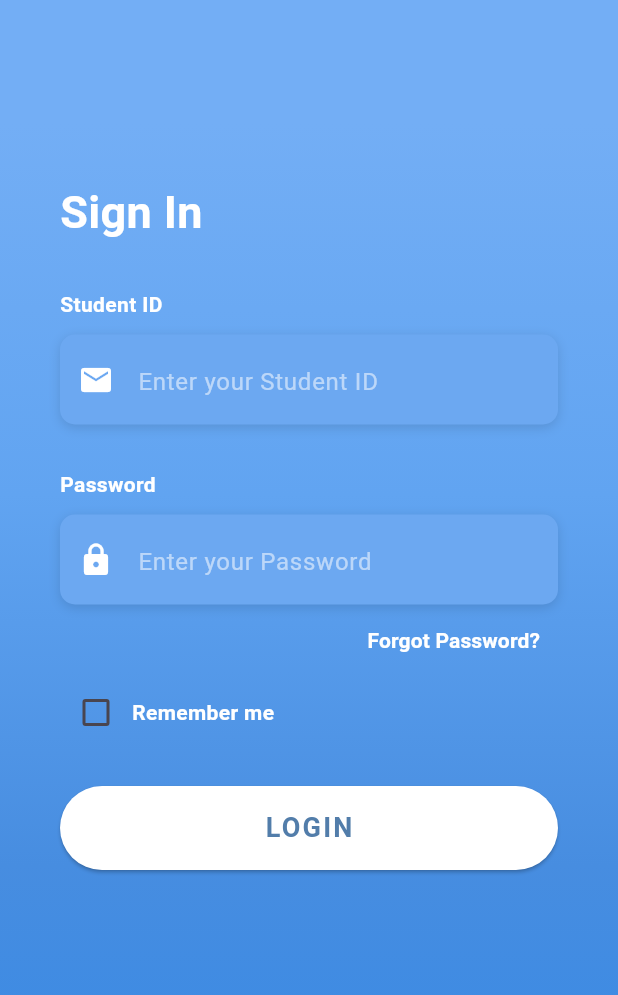
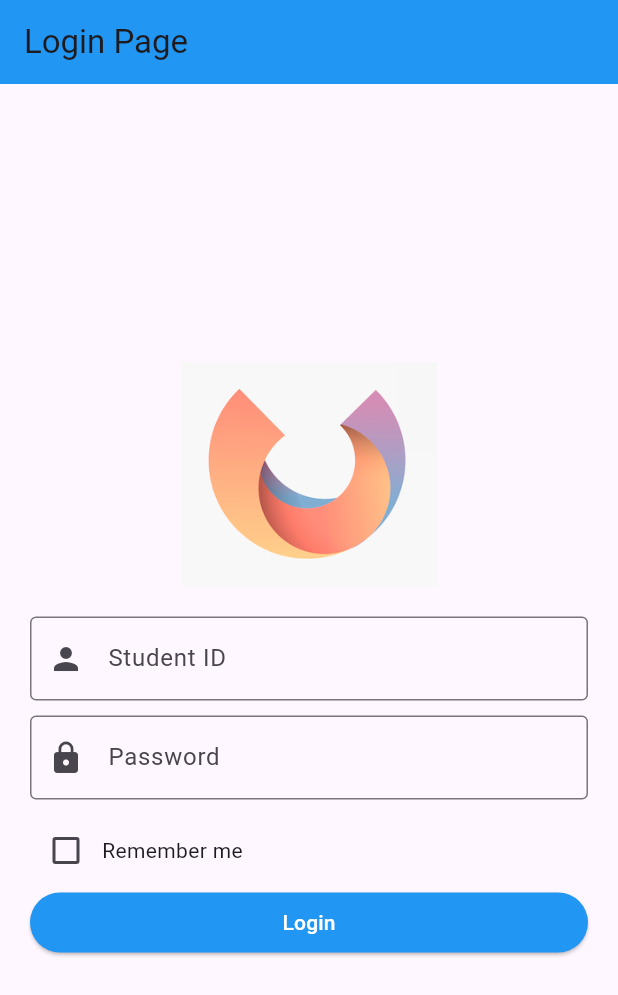
Before and after one commit to kimgukmin-99/flutter-academic-management, a Flutter app: the screen it shows after launch, on a phone screen of 412 x 824 dp. Shown: the top 995 px of the screen. Run offline on Flutter 3.47's test engine with Material 3 defaults, Android fonts, the phone set to English and light mode, and no system bars; Roboto replaces fonts that are missing (OpenSans).

```diff
--- a/lib/main.dart
+++ b/lib/main.dart
@@ -10,7 +10,10 @@ class MyApp extends StatelessWidget {
     return MaterialApp(
       title: 'Academic Management Login',
       debugShowCheckedModeBanner: false,
-      home: LoginScreen(),
+      theme: ThemeData(
+        primaryColor: Colors.blue,
+      ),
+      home: LoginPage(),
     );
   }
 }
--- a/lib/screens/login_screen.dart
+++ b/lib/screens/login_screen.dart
@@ -3,207 +3,93 @@ import 'package:flutter/services.dart';
 import 'package:academic_management/utilities/constants.dart';
 import 'package:academic_management/screens/main_screen.dart';
 
-class LoginScreen extends StatefulWidget {
+class LoginPage extends StatefulWidget {
   @override
-  _LoginScreenState createState() => _LoginScreenState();
+  _LoginPageState createState() => _LoginPageState();
 }
 
-class _LoginScreenState extends State<LoginScreen> {
+class _LoginPageState extends State<LoginPage> {
+  final _formKey = GlobalKey<FormState>();
+  String _studentId = '';
+  String _password = '';
   bool _rememberMe = false;
 
-  Widget _buildEmailTF() {
-    return Column(
-      crossAxisAlignment: CrossAxisAlignment.start,
-      children: <Widget>[
-        Text(
-          'Student ID',
-          style: kLabelStyle,
-        ),
-        SizedBox(height: 10.0),
-        Container(
-          alignment: Alignment.centerLeft,
-          decoration: kBoxDecorationStyle,
-          height: 60.0,
-          child: TextField(
-            keyboardType: TextInputType.emailAddress,
-            style: TextStyle(
-              color: Colors.white,
-              fontFamily: 'OpenSans',
-            ),
-            decoration: InputDecoration(
-              border: InputBorder.none,
-              contentPadding: EdgeInsets.only(top: 14.0),
-              prefixIcon: Icon(
-                Icons.email,
-                color: Colors.white,
-              ),
-              hintText: 'Enter your Student ID',
-              hintStyle: kHintTextStyle,
-            ),
-          ),
-        ),
-      ],
-    );
-  }
-
-  Widget _buildPasswordTF() {
-    return Column(
-      crossAxisAlignment: CrossAxisAlignment.start,
-      children: <Widget>[
-        Text(
-          'Password',
-          style: kLabelStyle,
-        ),
-        SizedBox(height: 10.0),
-        Container(
-          alignment: Alignment.centerLeft,
-          decoration: kBoxDecorationStyle,
-          height: 60.0,
-          child: TextField(
-            obscureText: true,
-            style: TextStyle(
-              color: Colors.white,
-              fontFamily: 'OpenSans',
-            ),
-            decoration: InputDecoration(
-              border: InputBorder.none,
-              contentPadding: EdgeInsets.only(top: 14.0),
-              prefixIcon: Icon(
-                Icons.lock,
-                color: Colors.white,
-              ),
-              hintText: 'Enter your Password',
-              hintStyle: kHintTextStyle,
-            ),
-          ),
-        ),
-      ],
-    );
-  }
-
-  Widget _buildForgotPasswordBtn() {
-    return Container(
-      alignment: Alignment.centerRight,
-      child: TextButton(
-        onPressed: () => print('Forgot Password Button Pressed'),
-        child: Text(
-          'Forgot Password?',
-          style: kLabelStyle,
-        ),
-      ),
-    );
-  }
-
-  Widget _buildRememberMeCheckbox() {
-    return Row(
-      children: <Widget>[
-        Checkbox(
-          value: _rememberMe,
-          checkColor: Colors.green,
-          activeColor: Colors.white,
-          onChanged: (bool? value) {
-            setState(() {
-              _rememberMe = value ?? false;
-            });
-          },
-        ),
-        Text(
-          'Remember me',
-          style: kLabelStyle,
-        ),
-      ],
-    );
-  }
-
-  Widget _buildLoginBtn() {
-    return Container(
-      padding: EdgeInsets.symmetric(vertical: 25.0),
-      width: double.infinity,
-      child: ElevatedButton(
-        onPressed: () {
-          print('Login Button Pressed');
-          // 로그인 버튼을 누르면 MainScreens 페이지로 이동
-          Navigator.pushReplacement(
-            context,
-            MaterialPageRoute(builder: (context) => MainScreens()),
-          );
-        },
-        style: ElevatedButton.styleFrom(
-          padding: EdgeInsets.all(15.0),
-          shape: RoundedRectangleBorder(
-            borderRadius: BorderRadius.circular(30.0),
-          ),
-          backgroundColor: Colors.white,
-        ),
-        child: Text(
-          'LOGIN',
-          style: TextStyle(
-            color: Color(0xFF527DAA),
-            letterSpacing: 1.5,
-            fontSize: 18.0,
-            fontWeight: FontWeight.bold,
-            fontFamily: 'OpenSans',
-          ),
-        ),
-      ),
-    );
+  void _submit() {
+    if (_formKey.currentState!.validate()) {
+      _formKey.currentState!.save();
+      print(
+          'Student ID: $_studentId, Password: $_password, Remember Me: $_rememberMe');
+      // 로그인 로직을 여기에 추가하세요.
+    }
   }
 
   @override
   Widget build(BuildContext context) {
     return Scaffold(
-      body: AnnotatedRegion<SystemUiOverlayStyle>(
-        value: SystemUiOverlayStyle.light,
-        child: GestureDetector(
-          onTap: () => FocusScope.of(context).unfocus(),
-          child: Stack(
-            children: <Widget>[
-              Container(
-                height: double.infinity,
-                width: double.infinity,
-                decoration: BoxDecoration(
-                  gradient: LinearGradient(
-                    begin: Alignment.topCenter,
-                    end: Alignment.bottomCenter,
-                    colors: [
-                      Color(0xFF73AEF5),
-                      Color(0xFF61A4F1),
-                      Color(0xFF478DE0),
-                      Color(0xFF398AE5),
-                    ],
-                    stops: [0.1, 0.4, 0.7, 0.9],
+      appBar: AppBar(
+        title: Text("Login Page"),
+        backgroundColor: Colors.blue,
+      ),
+      body: Center(
+        child: SingleChildScrollView(
+          padding: EdgeInsets.all(20.0),
+          child: Form(
+            key: _formKey,
+            child: Column(
+              crossAxisAlignment: CrossAxisAlignment.stretch,
+              children: <Widget>[
+                Image.asset(
+                  'assets/logo.png', // 로고 이미지 파일 경로 확인 필요
+                  height: 150.0,
+                ),
+                SizedBox(height: 20.0),
+                TextFormField(
+                  decoration: InputDecoration(
+                    labelText: 'Student ID',
+                    border: OutlineInputBorder(),
+                    prefixIcon: Icon(Icons.person),
+                  ),
+                  validator: (value) =>
+                      value!.isEmpty ? 'Please enter your student ID' : null,
+                  onSaved: (value) => _studentId = value!,
+                ),
+                SizedBox(height: 10.0),
+                TextFormField(
+                  decoration: InputDecoration(
+                    labelText: 'Password',
+                    border: OutlineInputBorder(),
+                    prefixIcon: Icon(Icons.lock),
+                  ),
+                  obscureText: true,
+                  validator: (value) =>
+                      value!.isEmpty ? 'Please enter your password' : null,
+                  onSaved: (value) => _password = value!,
+                ),
+                SizedBox(height: 10.0),
+                Row(
+                  children: [
+                    Checkbox(
+                      value: _rememberMe,
+                      onChanged: (bool? value) {
+                        setState(() {
+                          _rememberMe = value!;
+                        });
+                      },
+                    ),
+                    Text('Remember me'),
+                  ],
+                ),
+                ElevatedButton(
+                  onPressed: _submit,
+                  child: Text('Login'),
+                  style: ElevatedButton.styleFrom(
+                    backgroundColor: Colors.blue,
+                    foregroundColor: Colors.white,
+                    padding: EdgeInsets.symmetric(vertical: 10.0),
                   ),
                 ),
-              ),
-              ListView(
-                // SingleChildScrollView를 ListView로 대체
-                physics: AlwaysScrollableScrollPhysics(),
-                padding: EdgeInsets.symmetric(
-                  horizontal: 40.0,
-                  vertical: 120.0,
-                ),
-                children: <Widget>[
-                  Text(
-                    'Sign In',
-                    style: TextStyle(
-                      color: Colors.white,
-                      fontFamily: 'OpenSans',
-                      fontSize: 30.0,
-                      fontWeight: FontWeight.bold,
-                    ),
-                  ),
-                  SizedBox(height: 30.0),
-                  _buildEmailTF(),
-                  SizedBox(
-                    height: 30.0,
-                  ),
-                  _buildPasswordTF(),
-                  _buildForgotPasswordBtn(),
-                  _buildRememberMeCheckbox(),
-                  _buildLoginBtn(),
-                ],
-              ),
-            ],
+              ],
+            ),
           ),
         ),
       ),
--- a/lib/screens/main_screen.dart
+++ b/lib/screens/main_screen.dart
@@ -66,7 +66,7 @@ class _MainScreensState extends State<MainScreens> {
           print('Chat button pressed!');
           Navigator.push(
             context,
-            MaterialPageRoute(builder: (context) => ChatScreens()),
+            MaterialPageRoute(builder: (context) => ChatScreen()),
           );
         },
         child: Icon(Icons.chat),
--- a/pubspec.yaml
+++ b/pubspec.yaml
@@ -52,7 +52,8 @@ dev_dependencies:
 
 # The following section is specific to Flutter packages.
 flutter:
-
+  assets:
+    - assets/logo.png
   # The following line ensures that the Material Icons font is
   # included with your application, so that you can use the icons in
   # the material Icons class.
```
Also changed, not shown: lib/screens/chat_screen.dart (+103 -44 lines), assets/logo.png (added).
